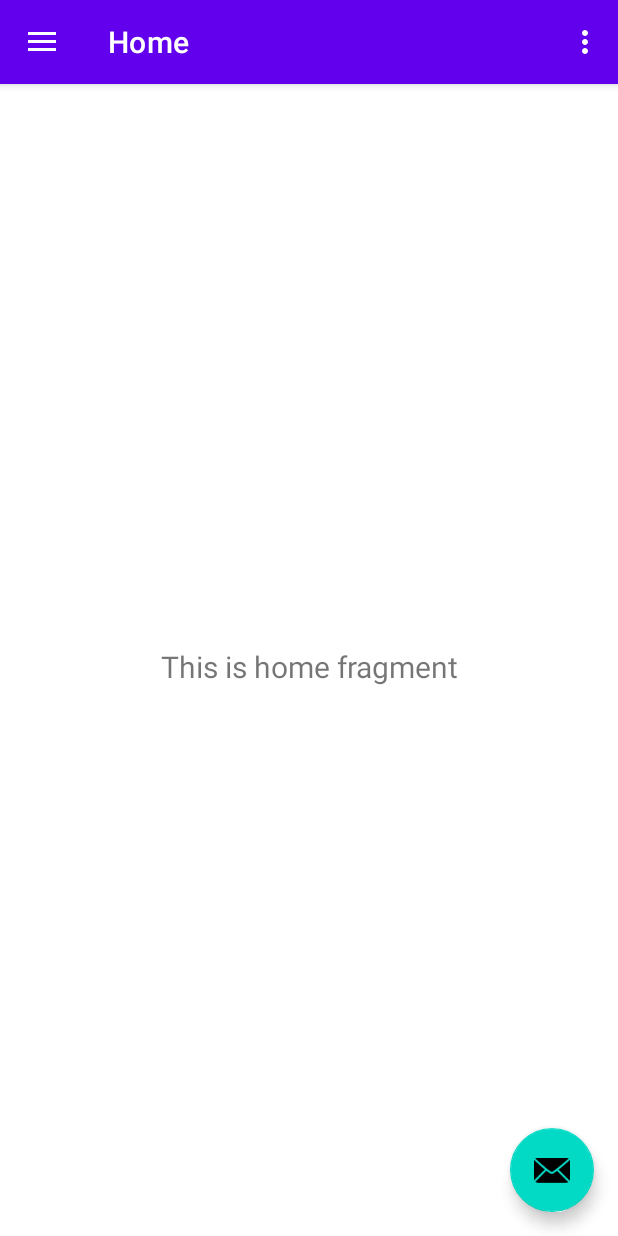
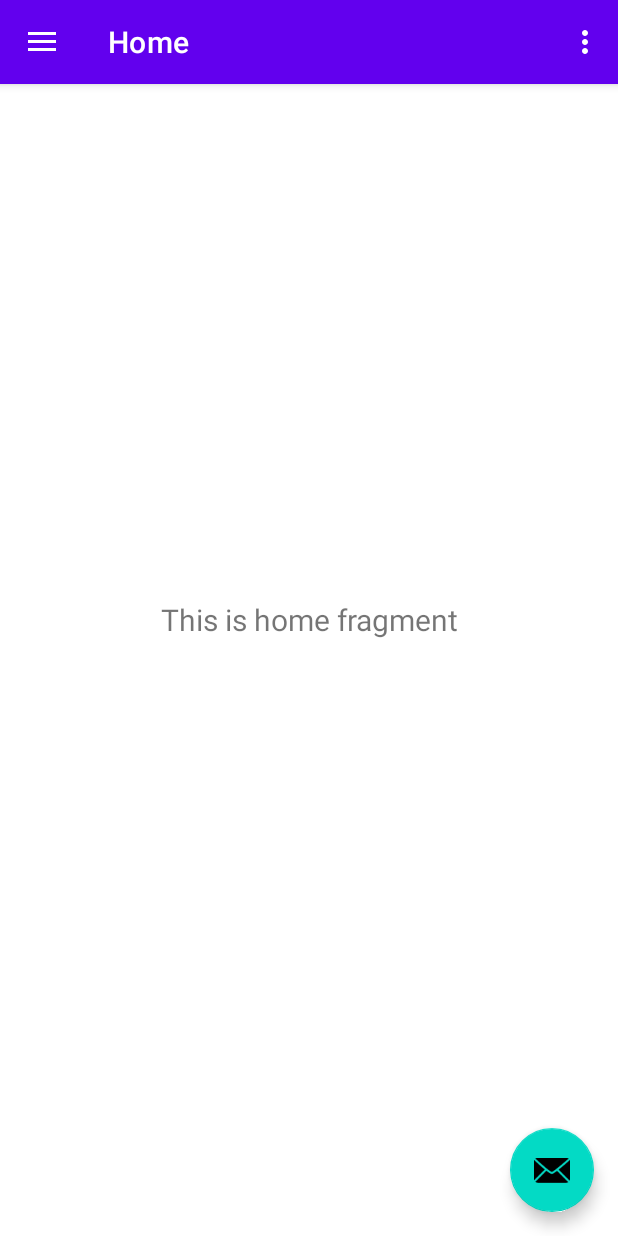
Before and after one commit to NBOLIVARTELECO/JavaMenuLoginFirebase, an Android app: the screen it shows after launch (MainActivity), on a phone screen of 412 x 824 dp. Run offline under Robolectric (Android 15) with nearby library versions, the phone set to English and light mode, and no system bars; our stand-ins replace navigation-ui.

Commit message:
prueba 1

```diff
--- a/app/src/main/res/layout/fragment_home.xml
+++ b/app/src/main/res/layout/fragment_home.xml
@@ -17,6 +17,8 @@
         android:textSize="20sp"
         app:layout_constraintBottom_toBottomOf="parent"
         app:layout_constraintEnd_toEndOf="parent"
+        app:layout_constraintHorizontal_bias="1.0"
         app:layout_constraintStart_toStartOf="parent"
-        app:layout_constraintTop_toTopOf="parent" />
+        app:layout_constraintTop_toTopOf="parent"
+        app:layout_constraintVertical_bias="0.458" />
 </androidx.constraintlayout.widget.ConstraintLayout>
```
